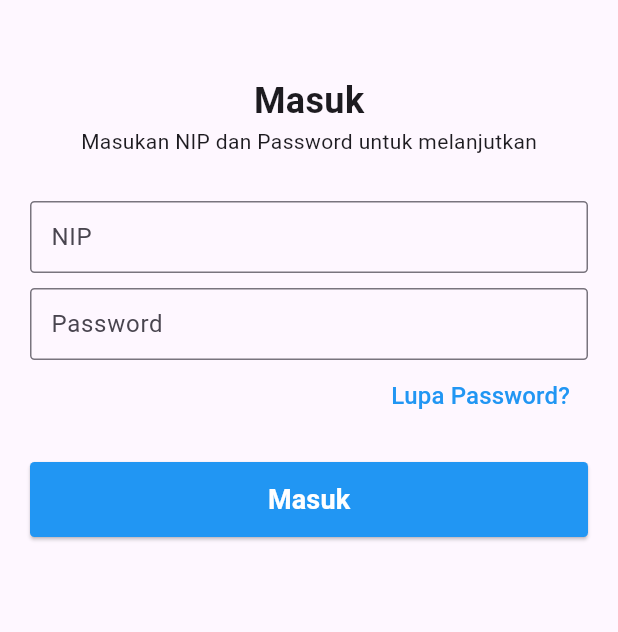
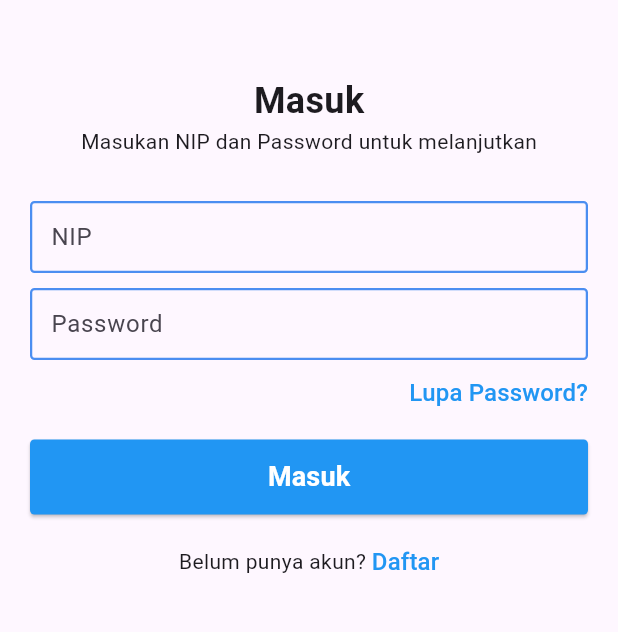
Before and after one commit to maybeenang/simtaru-lampura-flutter, a Flutter app: the screen it shows after launch, on a phone screen of 412 x 824 dp, the part 294-926 px from its top. Run offline on Flutter 3.47's test engine with Material 2 defaults, Android fonts, the phone set to English and light mode, and no system bars; our stand-ins replace go_router.

Commit message:
login page doen

```diff
--- a/lib/pages/login_page.dart
+++ b/lib/pages/login_page.dart
@@ -10,6 +10,7 @@ class LoginPage extends StatelessWidget {
   @override
   Widget build(BuildContext context) {
     return Scaffold(
+      resizeToAvoidBottomInset: false,
       body: Center(
         child: Column(
           // mainAxisAlignment: MainAxisAlignment.center,
@@ -36,10 +37,12 @@ class LoginPage extends StatelessWidget {
                   const TextFiledCommon(),
                   const SizedBox(height: 10),
                   const TextFieldPassword(),
+                  const SizedBox(height: 10),
                   Container(
                     alignment: Alignment.centerRight,
                     child: TextButton(
                         onPressed: () {},
+                        style: AppStyles.textButtonStyle,
                         child: const Text(
                           "Lupa Password?",
                           style: TextStyle(
@@ -53,6 +56,23 @@ class LoginPage extends StatelessWidget {
                   ElevatedButton(
                     onPressed: () {},
                     child: const Text("Masuk", style: AppStyles.textButton),
+                  ),
+                  const SizedBox(height: 20),
+                  Row(
+                    mainAxisAlignment: MainAxisAlignment.center,
+                    children: [
+                      const Text("Belum punya akun? "),
+                      TextButton(
+                          onPressed: () {},
+                          style: AppStyles.textButtonStyle,
+                          child: const Text(
+                            "Daftar",
+                            style: TextStyle(
+                              color: Colors.blue,
+                              fontSize: 16,
+                            ),
+                          )),
+                    ],
                   )
                 ],
               ),
--- a/lib/styles/styles.dart
+++ b/lib/styles/styles.dart
@@ -1,4 +1,5 @@
 import 'package:flutter/material.dart';
+import 'package:flutter_map_simtaru/constants/colors.dart';
 
 class AppStyles {
   AppStyles._();
@@ -35,7 +36,22 @@ class AppStyles {
   static const InputDecoration inputDecoration = InputDecoration(
     contentPadding: EdgeInsets.all(10),
     border: OutlineInputBorder(
+      borderSide: BorderSide(color: AppColors.secondaryColor, width: 1.5),
+      borderRadius: BorderRadius.all(Radius.circular(3)),
+    ),
+    enabledBorder: OutlineInputBorder(
+      borderSide: BorderSide(color: AppColors.secondaryColor, width: 1.5),
+      borderRadius: BorderRadius.all(Radius.circular(3)),
+    ),
+    focusedBorder: OutlineInputBorder(
+      borderSide: BorderSide(color: AppColors.primaryColor, width: 2.0),
       borderRadius: BorderRadius.all(Radius.circular(3)),
     ),
   );
+
+  static const ButtonStyle textButtonStyle = ButtonStyle(
+    padding: MaterialStatePropertyAll(EdgeInsets.all(0)),
+    tapTargetSize: MaterialTapTargetSize.shrinkWrap,
+    minimumSize: MaterialStatePropertyAll(Size.zero),
+  );
 }
```
Also changed, not shown: lib/pages/register_page.dart (added).
